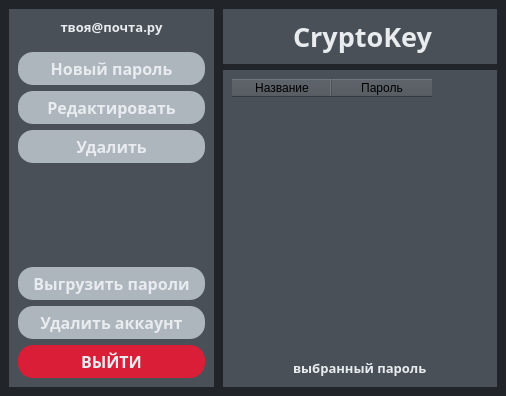
Qt form ui_resources/main_window.ui (PashtetDev/CryptoKey) before a commit.
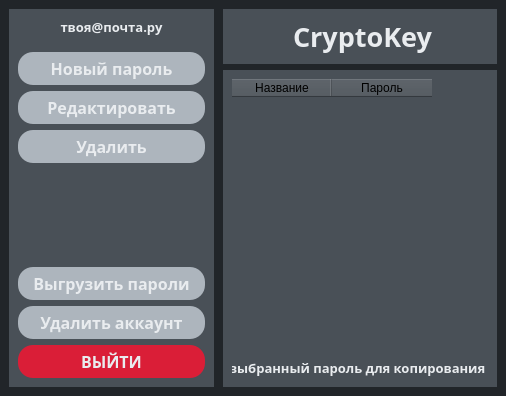
The same form after that commit.

Diff of the .ui file:
```diff
--- a/ui_resources/main_window.ui
+++ b/ui_resources/main_window.ui
@@ -733,7 +733,7 @@
              </font>
             </property>
             <property name="text">
-             <string>выбранный пароль</string>
+             <string>выбранный пароль для копирования</string>
             </property>
             <property name="alignment">
              <set>Qt::AlignCenter</set>
```
